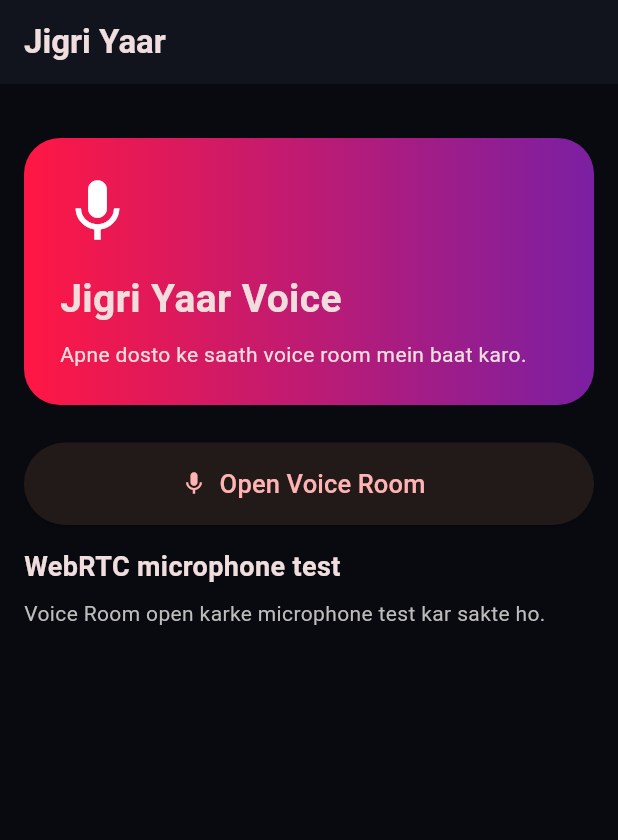
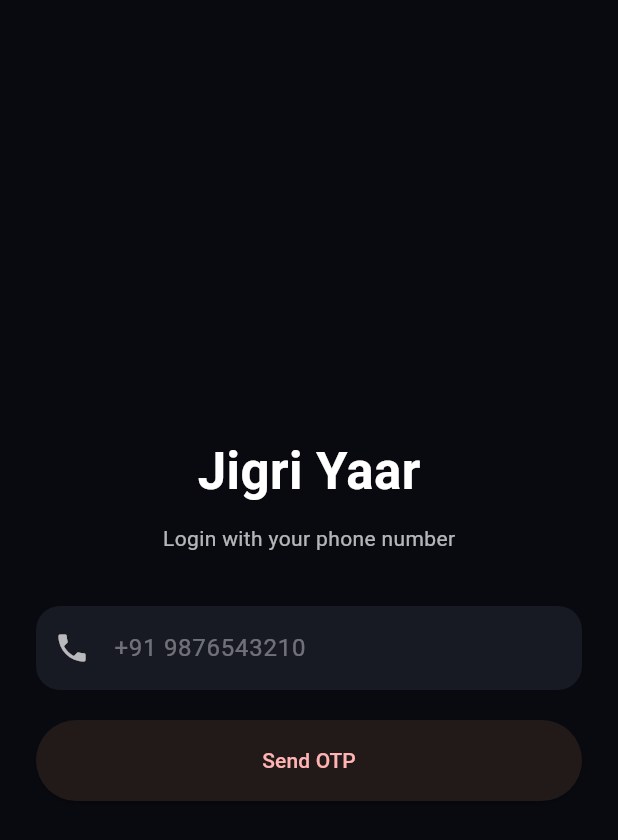
Before and after one commit to yoyichrijihan-ship-it/jigri-yaar, a Flutter app: the screen it shows after launch, on a phone screen of 412 x 824 dp. Shown: the top 840 px of the screen. Run offline on Flutter 3.47's test engine with Material 3 defaults, Android fonts, the phone set to English and light mode, and no system bars; our stand-ins replace firebase_auth, firebase_core; missing offline and left inert: flutter_webrtc; accounts and stored records are empty.

Commit message:
Add Firebase phone login and voice server

```diff
--- a/lib/main.dart
+++ b/lib/main.dart
@@ -1,7 +1,16 @@
+import 'package:firebase_auth/firebase_auth.dart';
+import 'package:firebase_core/firebase_core.dart';
+import 'firebase_options.dart';
 import 'package:flutter/material.dart';
 import 'package:flutter_webrtc/flutter_webrtc.dart';
 
-void main() {
+Future<void> main() async {
+  WidgetsFlutterBinding.ensureInitialized();
+
+  await Firebase.initializeApp(
+    options: DefaultFirebaseOptions.android,
+  );
+
   runApp(const JigriYaarApp());
 }
 
@@ -21,7 +30,179 @@ class JigriYaarApp extends StatelessWidget {
           brightness: Brightness.dark,
         ),
       ),
-      home: const HomePage(),
+      home: const PhoneLoginPage(),
+    );
+  }
+}
+
+
+
+class PhoneLoginPage extends StatefulWidget {
+  const PhoneLoginPage({super.key});
+
+  @override
+  State<PhoneLoginPage> createState() => _PhoneLoginPageState();
+}
+
+class _PhoneLoginPageState extends State<PhoneLoginPage> {
+  final phoneController = TextEditingController();
+  final otpController = TextEditingController();
+
+  String? verificationId;
+  bool codeSent = false;
+  bool loading = false;
+
+  Future<void> sendOtp() async {
+    final phone = phoneController.text.trim();
+
+    if (phone.isEmpty) return;
+
+    setState(() => loading = true);
+
+    await FirebaseAuth.instance.verifyPhoneNumber(
+      phoneNumber: phone,
+      verificationCompleted: (PhoneAuthCredential credential) async {
+        await FirebaseAuth.instance.signInWithCredential(credential);
+      },
+      verificationFailed: (FirebaseAuthException e) {
+        if (mounted) {
+          ScaffoldMessenger.of(context).showSnackBar(
+            SnackBar(content: Text(e.message ?? 'Verification failed')),
+          );
+        }
+      },
+      codeSent: (String id, int? resendToken) {
+        if (mounted) {
+          setState(() {
+            verificationId = id;
+            codeSent = true;
+            loading = false;
+          });
+        }
+      },
+      codeAutoRetrievalTimeout: (String id) {
+        verificationId = id;
+      },
+    );
+
+    if (mounted && !codeSent) {
+      setState(() => loading = false);
+    }
+  }
+
+  Future<void> verifyOtp() async {
+    if (verificationId == null || otpController.text.trim().isEmpty) return;
+
+    setState(() => loading = true);
+
+    try {
+      final credential = PhoneAuthProvider.credential(
+        verificationId: verificationId!,
+        smsCode: otpController.text.trim(),
+      );
+
+      await FirebaseAuth.instance.signInWithCredential(credential);
+
+      if (mounted) {
+        Navigator.pushReplacement(
+          context,
+          MaterialPageRoute(builder: (_) => const HomePage()),
+        );
+      }
+    } on FirebaseAuthException catch (e) {
+      if (mounted) {
+        ScaffoldMessenger.of(context).showSnackBar(
+          SnackBar(content: Text(e.message ?? 'Invalid OTP')),
+        );
+      }
+    } finally {
+      if (mounted) setState(() => loading = false);
+    }
+  }
+
+  @override
+  Widget build(BuildContext context) {
+    return Scaffold(
+      backgroundColor: const Color(0xFF090A10),
+      body: SafeArea(
+        child: Padding(
+          padding: const EdgeInsets.all(24),
+          child: Column(
+            mainAxisAlignment: MainAxisAlignment.center,
+            children: [
+              const Text(
+                'Jigri Yaar',
+                style: TextStyle(
+                  fontSize: 34,
+                  fontWeight: FontWeight.bold,
+                  color: Colors.white,
+                ),
+              ),
+              const SizedBox(height: 10),
+              const Text(
+                'Login with your phone number',
+                style: TextStyle(color: Colors.white70),
+              ),
+              const SizedBox(height: 35),
+
+              TextField(
+                controller: phoneController,
+                keyboardType: TextInputType.phone,
+                style: const TextStyle(color: Colors.white),
+                decoration: InputDecoration(
+                  hintText: '+91 9876543210',
+                  hintStyle: const TextStyle(color: Colors.white38),
+                  prefixIcon: const Icon(Icons.phone, color: Colors.white70),
+                  filled: true,
+                  fillColor: const Color(0xFF171923),
+                  border: OutlineInputBorder(
+                    borderRadius: BorderRadius.circular(16),
+                    borderSide: BorderSide.none,
+                  ),
+                ),
+              ),
+
+              if (codeSent) ...[
+                const SizedBox(height: 15),
+                TextField(
+                  controller: otpController,
+                  keyboardType: TextInputType.number,
+                  maxLength: 6,
+                  style: const TextStyle(color: Colors.white),
+                  decoration: InputDecoration(
+                    hintText: 'Enter OTP',
+                    hintStyle: const TextStyle(color: Colors.white38),
+                    prefixIcon: const Icon(Icons.lock, color: Colors.white70),
+                    filled: true,
+                    fillColor: const Color(0xFF171923),
+                    border: OutlineInputBorder(
+                      borderRadius: BorderRadius.circular(16),
+                      borderSide: BorderSide.none,
+                    ),
+                  ),
+                ),
+              ],
+
+              const SizedBox(height: 20),
+
+              SizedBox(
+                width: double.infinity,
+                height: 54,
+                child: ElevatedButton(
+                  onPressed: loading
+                      ? null
+                      : (codeSent ? verifyOtp : sendOtp),
+                  child: Text(
+                    loading
+                        ? 'Please wait...'
+                        : (codeSent ? 'Verify OTP' : 'Send OTP'),
+                  ),
+                ),
+              ),
+            ],
+          ),
+        ),
+      ),
     );
   }
 }
--- a/pubspec.yaml
+++ b/pubspec.yaml
@@ -35,6 +35,8 @@ dependencies:
   # Use with the CupertinoIcons class for iOS style icons.
   cupertino_icons: ^1.0.8
   flutter_webrtc: ^1.6.2+hotfix.1
+  firebase_core: ^4.14.0
+  firebase_auth: ^6.6.1
 
 dev_dependencies:
   flutter_test:
```
Also changed, not shown: lib/firebase_options.dart (added), pubspec.lock, 5 other files.
